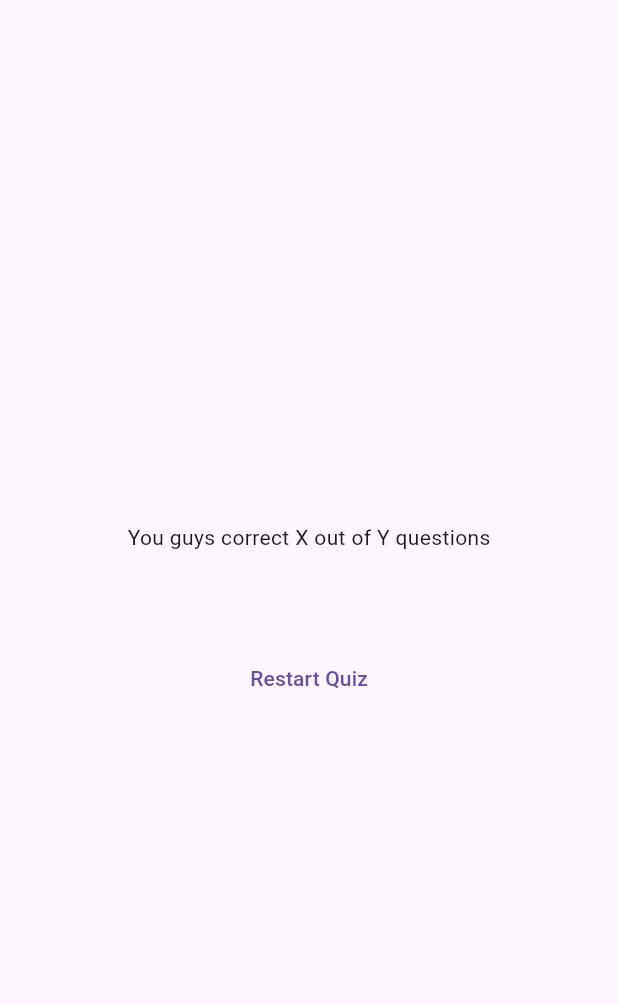
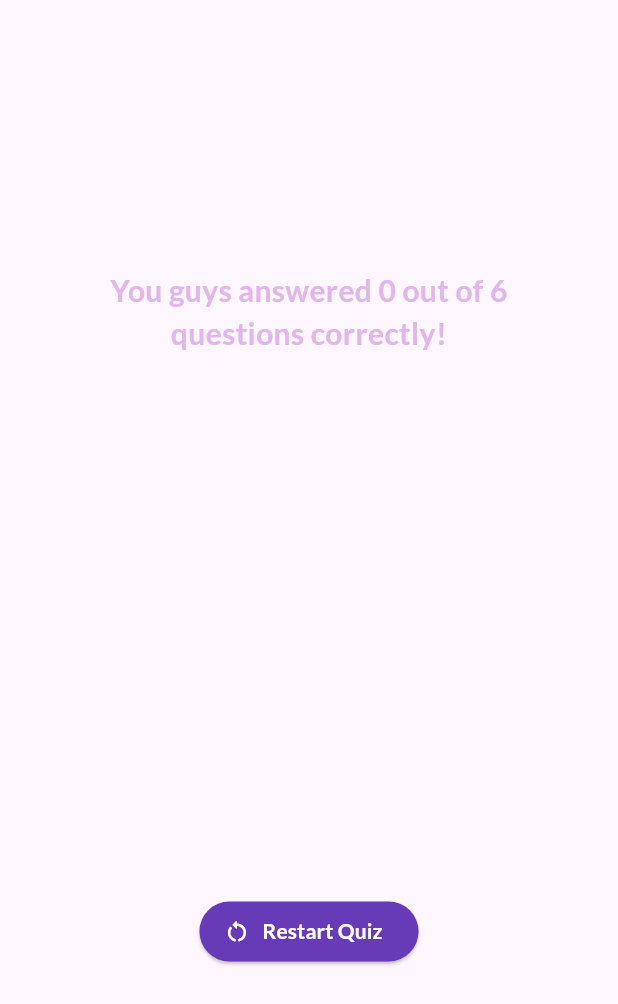
Before and after one commit to taftaabqary/Quiz_Flutter, a Flutter app: the ResultScreen widget shown alone on an empty page, opened directly with empty values, on a phone screen of 412 x 824 dp. Shown: the top 1004 px of the screen. Run offline on Flutter 3.47's test engine with Material 3 defaults, Android fonts, the phone set to English and light mode, and no system bars; our stand-ins replace google_fonts.

Commit message:
Fixing UI in Result Screen

```diff
--- a/lib/quiz.dart
+++ b/lib/quiz.dart
@@ -53,8 +53,8 @@ class _QuizState extends State<Quiz> {
             decoration: const BoxDecoration(
                 gradient: LinearGradient(
                     colors: [
-                      Colors.blueAccent,
-                      Colors.lightBlueAccent
+                      Colors.deepPurple,
+                      Colors.deepPurpleAccent
                     ]
                 )
             ),
--- a/lib/result_screen.dart
+++ b/lib/result_screen.dart
@@ -1,4 +1,5 @@
 import 'package:flutter/material.dart';
+import 'package:google_fonts/google_fonts.dart';
 import 'package:quiz_flutter/data/questions.dart';
 import 'package:quiz_flutter/result_list.dart';
 
@@ -25,6 +26,12 @@ class ResultScreen extends StatelessWidget {
 
   @override
   Widget build(context) {
+    final userResult  = getUserResult();
+    final questionLength = questions.length;
+    final correctQuestionAnswer = userResult.where((data) {
+      return data['user_answer'] == data['question_answer'];
+    }).length;
+
     return SizedBox(
         width: double.infinity,
         child: Container(
@@ -32,11 +39,24 @@ class ResultScreen extends StatelessWidget {
           child: Column(
             mainAxisAlignment: MainAxisAlignment.center,
             children: [
-              const Text('You guys correct X out of Y questions'),
+              Text(
+                'You guys answered $correctQuestionAnswer out of $questionLength questions correctly!',
+                style: GoogleFonts.lato(
+                    fontSize: 20,
+                    color: const Color.fromARGB(255, 226, 182, 236),
+                    fontWeight: FontWeight.bold
+                ),
+                textAlign: TextAlign.center,
+              ),
               const SizedBox(height: 40,),
-              ResultList(resultUser: getUserResult()),
+              ResultList(resultUser: userResult),
               const SizedBox(height: 20,),
-              TextButton(onPressed: () {}, child: const Text('Restart Quiz'))
+              ElevatedButton.icon(
+                  onPressed: () {},
+                  style: ElevatedButton.styleFrom(backgroundColor: Colors.deepPurple),
+                  icon: const Icon(Icons.restart_alt_rounded, color: Colors.white),
+                  label: Text('Restart Quiz', style: GoogleFonts.lato(color: Colors.white, fontWeight: FontWeight.w600),)
+              )
             ],
           ),
         )
```
Also changed, not shown: lib/result_list.dart (+62 -7 lines).
